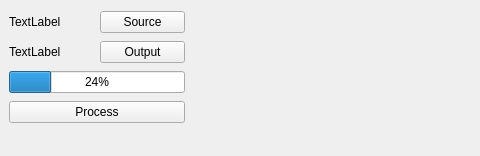
The window that src/video_converter/VideoConverterWindow.ui (raaymax/Vis) describes before a commit, drawn with Qt 5; both pictures show x 0 to 480 and y 0 to 156 of the 800 by 156 pixel window.
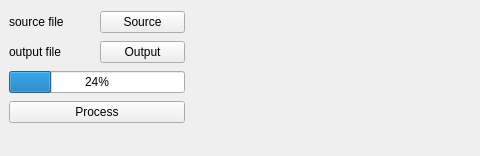
The same window after the commit.

Diff of the .ui file:
```diff
--- a/src/video_converter/VideoConverterWindow.ui
+++ b/src/video_converter/VideoConverterWindow.ui
@@ -25,7 +25,7 @@
         <item>
          <widget class="QLabel" name="sourceLabel">
           <property name="text">
-           <string>TextLabel</string>
+           <string>source file</string>
           </property>
          </widget>
         </item>
@@ -43,7 +43,7 @@
         <item>
          <widget class="QLabel" name="outputLabel">
           <property name="text">
-           <string>TextLabel</string>
+			  <string>output file</string>
           </property>
          </widget>
         </item>
```
